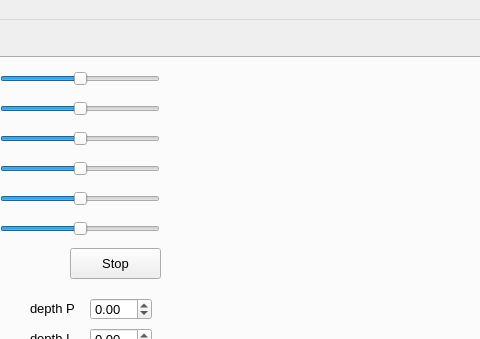
Before: the Qt Designer form mainwindow.ui in robocenter-rov/remote-control, drawn with Qt 5; both pictures show x 233 to 713 and y 0 to 339 of the 960 by 646 pixel window.
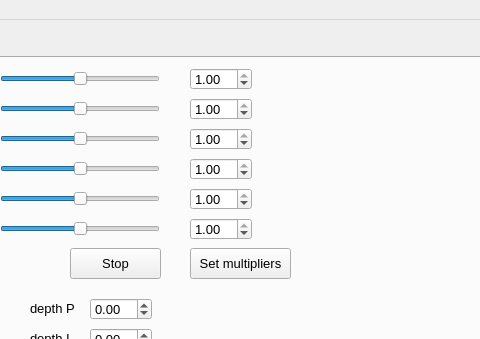
After: the same form once the commit is applied.

Commit message: Set motors multiplier

The edit to the form file:
```diff
--- a/mainwindow.ui
+++ b/mainwindow.ui
@@ -1295,6 +1295,133 @@
          <string>Set PID Depth</string>
         </property>
        </widget>
+       <widget class="QDoubleSpinBox" name="m1MultSpinBox">
+        <property name="geometry">
+         <rect>
+          <x>410</x>
+          <y>10</y>
+          <width>62</width>
+          <height>22</height>
+         </rect>
+        </property>
+        <property name="minimum">
+         <double>-1.000000000000000</double>
+        </property>
+        <property name="maximum">
+         <double>1.000000000000000</double>
+        </property>
+        <property name="value">
+         <double>1.000000000000000</double>
+        </property>
+       </widget>
+       <widget class="QDoubleSpinBox" name="m2MultSpinBox">
+        <property name="geometry">
+         <rect>
+          <x>410</x>
+          <y>40</y>
+          <width>62</width>
+          <height>22</height>
+         </rect>
+        </property>
+        <property name="minimum">
+         <double>-1.000000000000000</double>
+        </property>
+        <property name="maximum">
+         <double>1.000000000000000</double>
+        </property>
+        <property name="value">
+         <double>1.000000000000000</double>
+        </property>
+       </widget>
+       <widget class="QDoubleSpinBox" name="m3MultSpinBox">
+        <property name="geometry">
+         <rect>
+          <x>410</x>
+          <y>70</y>
+          <width>62</width>
+          <height>22</height>
+         </rect>
+        </property>
+        <property name="minimum">
+         <double>-1.000000000000000</double>
+        </property>
+        <property name="maximum">
+         <double>1.000000000000000</double>
+        </property>
+        <property name="value">
+         <double>1.000000000000000</double>
+        </property>
+       </widget>
+       <widget class="QDoubleSpinBox" name="m4MultSpinBox">
+        <property name="geometry">
+         <rect>
+          <x>410</x>
+          <y>100</y>
+          <width>62</width>
+          <height>22</height>
+         </rect>
+        </property>
+        <property name="minimum">
+         <double>-1.000000000000000</double>
+        </property>
+        <property name="maximum">
+         <double>1.000000000000000</double>
+        </property>
+        <property name="value">
+         <double>1.000000000000000</double>
+        </property>
+       </widget>
+       <widget class="QDoubleSpinBox" name="m5MultSpinBox">
+        <property name="geometry">
+         <rect>
+          <x>410</x>
+          <y>130</y>
+          <width>62</width>
+          <height>22</height>
+         </rect>
+        </property>
+        <property name="minimum">
+         <double>-1.000000000000000</double>
+        </property>
+        <property name="maximum">
+         <double>1.000000000000000</double>
+        </property>
+        <property name="value">
+         <double>1.000000000000000</double>
+        </property>
+       </widget>
+       <widget class="QDoubleSpinBox" name="m6MultSpinBox">
+        <property name="geometry">
+         <rect>
+          <x>410</x>
+          <y>160</y>
+          <width>62</width>
+          <height>22</height>
+         </rect>
+        </property>
+        <property name="minimum">
+         <double>-1.000000000000000</double>
+        </property>
+        <property name="maximum">
+         <double>1.000000000000000</double>
+        </property>
+        <property name="value">
+         <double>1.000000000000000</double>
+        </property>
+       </widget>
+       <widget class="QPushButton" name="setMotorsMulButton">
+        <property name="geometry">
+         <rect>
+          <x>410</x>
+          <y>190</y>
+          <width>101</width>
+          <height>31</height>
+         </rect>
+        </property>
+        <property name="text">
+         <string>Set multipliers</string>
+        </property>
+       </widget>
       </widget>
      </widget>
     </item>
```
The commit also changes 2 other files.
